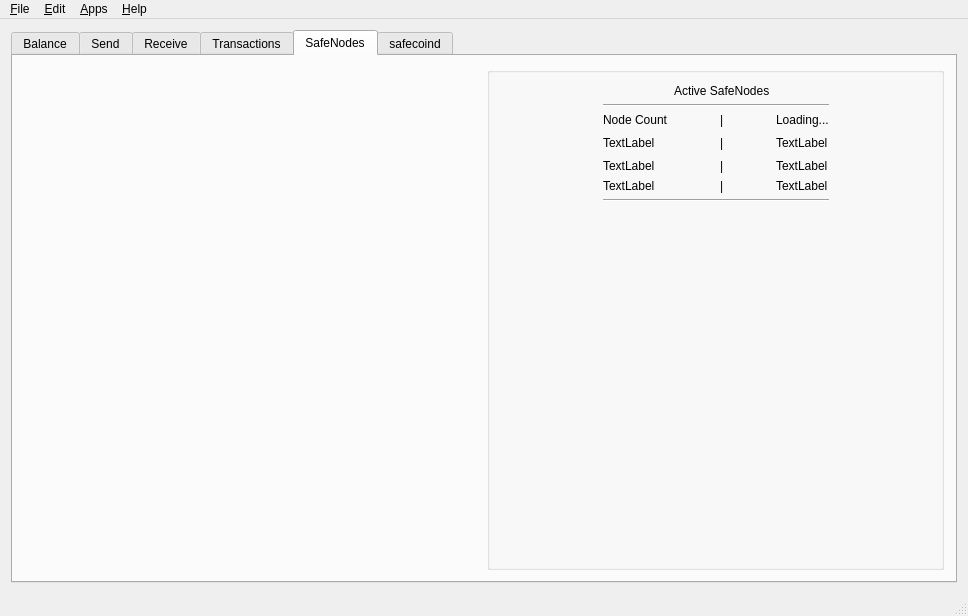
This is src/mainwindow.ui in ZcashFoundation/zecwallet as Qt 5 draws it before an edit. The edited form follows.
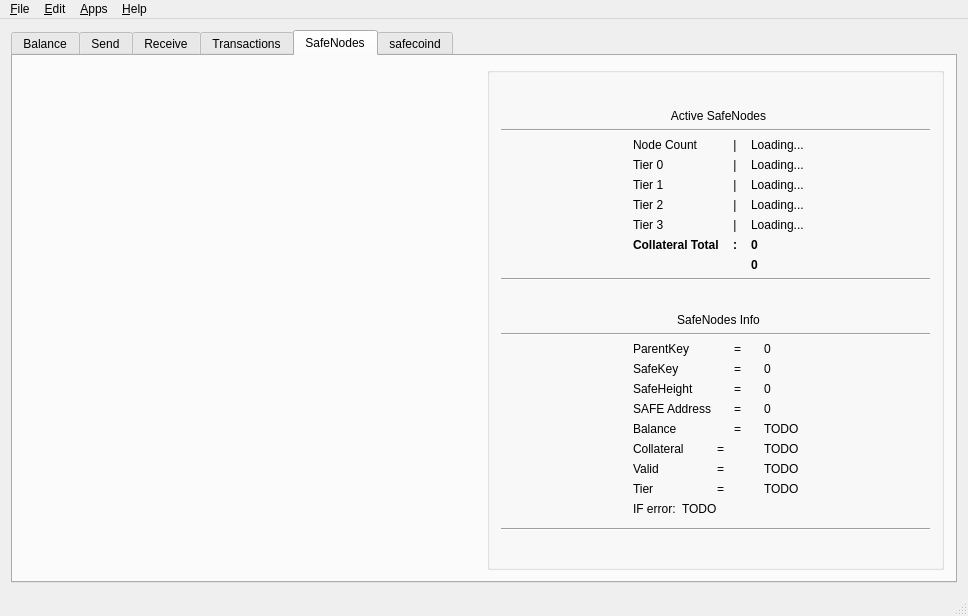
This is the edited form. Icons and pictures are not drawn. Custom widgets are drawn as their Qt base class.

Commit message: activenodes, nodeinfo

The edit to the form file:
```diff
--- a/src/mainwindow.ui
+++ b/src/mainwindow.ui
@@ -971,125 +971,307 @@
              <string/>
             </property>
             <layout class="QGridLayout" name="gridLayout_5">
-             <item row="3" column="2" alignment="Qt::AlignHCenter">
-              <widget class="QLabel" name="label_9">
-               <property name="text">
-                <string>|</string>
+             <item row="20" column="2">
+              <spacer name="verticalSpacer_6">
+               <property name="orientation">
+                <enum>Qt::Vertical</enum>
                </property>
-              </widget>
-             </item>
-             <item row="5" column="2" alignment="Qt::AlignHCenter">
-              <widget class="QLabel" name="tls_connectionspacer">
-               <property name="text">
-                <string>|</string>
+               <property name="sizeHint" stdset="0">
+                <size>
+                 <width>20</width>
+                 <height>40</height>
+                </size>
                </property>
-              </widget>
+              </spacer>
              </item>
-             <item row="2" column="2" alignment="Qt::AlignHCenter">
-              <widget class="QLabel" name="label_13">
-               <property name="text">
-                <string>|</string>
-               </property>
-              </widget>
-             </item>
-             <item row="4" column="2" alignment="Qt::AlignHCenter">
-              <widget class="QLabel" name="label_11">
-               <property name="text">
-                <string>|</string>
-               </property>
-              </widget>
-             </item>
-             <item row="7" column="1" colspan="3">
-              <widget class="Line" name="line_2">
+             <item row="19" column="0" colspan="4">
+              <widget class="Line" name="line_4">
                <property name="orientation">
                 <enum>Qt::Horizontal</enum>
                </property>
               </widget>
              </item>
-             <item row="5" column="3">
-              <widget class="QLabel" name="label_24">
-               <property name="text">
-                <string>TextLabel</string>
-               </property>
-              </widget>
-             </item>
-             <item row="3" column="3">
-              <widget class="QLabel" name="label_22">
-               <property name="text">
-                <string>TextLabel</string>
-               </property>
-              </widget>
-             </item>
-             <item row="4" column="3">
-              <widget class="QLabel" name="label_23">
-               <property name="text">
-                <string>TextLabel</string>
-               </property>
-              </widget>
-             </item>
-             <item row="2" column="1">
-              <widget class="QLabel" name="node_countlabel">
-               <property name="text">
-                <string>Node Count</string>
-               </property>
-              </widget>
-             </item>
              <item row="0" column="2">
+              <spacer name="verticalSpacer_7">
+               <property name="orientation">
+                <enum>Qt::Vertical</enum>
+               </property>
+               <property name="sizeHint" stdset="0">
+                <size>
+                 <width>20</width>
+                 <height>40</height>
+                </size>
+               </property>
+              </spacer>
+             </item>
+             <item row="17" column="0">
+              <spacer name="horizontalSpacer_8">
+               <property name="orientation">
+                <enum>Qt::Horizontal</enum>
+               </property>
+               <property name="sizeHint" stdset="0">
+                <size>
+                 <width>40</width>
+                 <height>20</height>
+                </size>
+               </property>
+              </spacer>
+             </item>
+             <item row="1" column="2">
               <widget class="QLabel" name="label_15">
                <property name="text">
                 <string>Active SafeNodes</string>
                </property>
-              </widget>
-             </item>
-             <item row="3" column="1">
-              <widget class="QLabel" name="label_18">
-               <property name="text">
-                <string>TextLabel</string>
+               <property name="alignment">
+                <set>Qt::AlignCenter</set>
                </property>
               </widget>
              </item>
-             <item row="2" column="3">
-              <widget class="QLabel" name="node_count">
-               <property name="text">
-                <string>Loading...</string>
-               </property>
-              </widget>
+             <item row="17" column="2">
+              <layout class="QVBoxLayout" name="verticalLayout_12">
+               <item>
+                <layout class="QGridLayout" name="gridLayout_Info">
+                 <item row="4" column="1">
+                  <widget class="QLabel" name="safeheightsep">
+                   <property name="text">
+                    <string>=</string>
+                   </property>
+                   <property name="alignment">
+                    <set>Qt::AlignCenter</set>
+                   </property>
+                  </widget>
+                 </item>
+                 <item row="8" column="1">
+                  <widget class="QLabel" name="validsep">
+                   <property name="text">
+                    <string>=</string>
+                   </property>
+                  </widget>
+                 </item>
+                 <item row="3" column="1">
+                  <widget class="QLabel" name="safekeysep">
+                   <property name="text">
+                    <string>=</string>
+                   </property>
+                   <property name="alignment">
+                    <set>Qt::AlignCenter</set>
+                   </property>
+                  </widget>
+                 </item>
+                 <item row="3" column="2">
+                  <widget class="QLabel" name="safekey">
+                   <property name="text">
+                    <string>0</string>
+                   </property>
+                  </widget>
+                 </item>
+                 <item row="6" column="0">
+                  <widget class="QLabel" name="balancelabel">
+                   <property name="text">
+                    <string>Balance</string>
+                   </property>
+                  </widget>
+                 </item>
+                 <item row="6" column="1">
+                  <widget class="QLabel" name="balancesep">
+                   <property name="text">
+                    <string>=</string>
+                   </property>
+                   <property name="alignment">
+                    <set>Qt::AlignCenter</set>
+                   </property>
+                  </widget>
+                 </item>
+                 <item row="4" column="2">
+                  <widget class="QLabel" name="safeheight">
+                   <property name="text">
+                    <string>0</string>
+                   </property>
+                  </widget>
+                 </item>
+                 <item row="8" column="2">
+                  <widget class="QLabel" name="is_valid">
+                   <property name="text">
+                    <string>TODO</string>
+                   </property>
+                  </widget>
+                 </item>
+                 <item row="7" column="1">
+                  <widget class="QLabel" name="collateralsep">
+                   <property name="text">
+                    <string>=</string>
+                   </property>
+                  </widget>
+                 </item>
+                 <item row="5" column="2">
+                  <widget class="QLabel" name="safeaddress">
+                   <property name="text">
+                    <string>0</string>
+                   </property>
+                  </widget>
+                 </item>
+                 <item row="5" column="0">
+                  <widget class="QLabel" name="safeaddresslabel">
+                   <property name="text">
+                    <string>SAFE Address</string>
+                   </property>
+                  </widget>
+                 </item>
+                 <item row="7" column="0">
+                  <widget class="QLabel" name="collaterallabel">
+                   <property name="text">
+                    <string>Collateral</string>
+                   </property>
+                  </widget>
+                 </item>
+                 <item row="6" column="2">
+                  <widget class="QLabel" name="balance">
+                   <property name="text">
+                    <string>TODO</string>
+                   </property>
+                  </widget>
+                 </item>
+                 <item row="5" column="1">
+                  <widget class="QLabel" name="safeaddresssep">
+                   <property name="text">
+                    <string>=</string>
+                   </property>
+                   <property name="alignment">
+                    <set>Qt::AlignCenter</set>
+                   </property>
+                  </widget>
+                 </item>
+                 <item row="4" column="0">
+                  <widget class="QLabel" name="safeheightlabel">
+                   <property name="text">
+                    <string>SafeHeight</string>
+                   </property>
+                  </widget>
+                 </item>
+                 <item row="1" column="1">
+                  <widget class="QLabel" name="parentkeysep">
+                   <property name="text">
+                    <string>=</string>
+                   </property>
+                   <property name="alignment">
+                    <set>Qt::AlignCenter</set>
+                   </property>
+                  </widget>
+                 </item>
+                 <item row="3" column="0">
+                  <widget class="QLabel" name="safekeylabel">
+                   <property name="text">
+                    <string>SafeKey</string>
+                   </property>
+                  </widget>
+                 </item>
+                 <item row="1" column="0">
+                  <widget class="QLabel" name="parentkeylabel">
+                   <property name="text">
+                    <string>ParentKey</string>
+                   </property>
+                  </widget>
+                 </item>
+                 <item row="7" column="2">
+                  <widget class="QLabel" name="collateral">
+                   <property name="text">
+                    <string>TODO</string>
+                   </property>
+                  </widget>
+                 </item>
+                 <item row="8" column="0">
+                  <widget class="QLabel" name="validlabel">
+                   <property name="text">
+                    <string>Valid</string>
+                   </property>
+                  </widget>
+                 </item>
+                 <item row="1" column="2">
+                  <widget class="QLabel" name="parentkey">
+                   <property name="text">
+                    <string>0</string>
+                   </property>
+                  </widget>
+                 </item>
+                 <item row="9" column="2">
+                  <widget class="QLabel" name="tier">
+                   <property name="text">
+                    <string>TODO</string>
+                   </property>
+                  </widget>
+                 </item>
+                 <item row="9" column="0">
+                  <widget class="QLabel" name="tierlabel">
+                   <property name="text">
+                    <string>Tier</string>
+                   </property>
+                  </widget>
+                 </item>
+                 <item row="9" column="1">
+                  <widget class="QLabel" name="tiersep">
+                   <property name="text">
+                    <string>=</string>
+                   </property>
+                  </widget>
+                 </item>
+                </layout>
+               </item>
+              </layout>
              </item>
-             <item row="4" column="1">
-              <widget class="QLabel" name="label_19">
-               <property name="text">
-                <string>TextLabel</string>
+             <item row="16" column="0" colspan="4">
+              <widget class="Line" name="line_6">
+               <property name="orientation">
+                <enum>Qt::Horizontal</enum>
                </property>
               </widget>
              </item>
-             <item row="5" column="1">
-              <widget class="QLabel" name="label_20">
-               <property name="text">
-                <string>TextLabel</string>
-               </property>
-              </widget>
-             </item>
-             <item row="1" column="1" colspan="3">
-              <widget class="Line" name="line_3">
+             <item row="2" column="0" colspan="4">
+              <widget class="Line" name="line_5">
                <property name="orientation">
                 <enum>Qt::Horizontal</enum>
                </property>
               </widget>
              </item>
-             <item row="3" column="0">
-              <spacer name="horizontalSpacer_8">
+             <item row="14" column="2">
+              <spacer name="verticalSpacer_8">
                <property name="orientation">
-                <enum>Qt::Horizontal</enum>
+                <enum>Qt::Vertical</enum>
                </property>
                <property name="sizeHint" stdset="0">
                 <size>
                  <width>20</width>
+                 <height>40</height>
+                </size>
+               </property>
+              </spacer>
+             </item>
+             <item row="11" column="0" colspan="2">
+              <spacer name="horizontalSpacer_10">
+               <property name="orientation">
+                <enum>Qt::Horizontal</enum>
+               </property>
+               <property name="sizeHint" stdset="0">
+                <size>
+                 <width>40</width>
                  <height>20</height>
                 </size>
                </property>
               </spacer>
              </item>
-             <item row="3" column="4">
+             <item row="11" column="3">
+              <spacer name="horizontalSpacer_11">
+               <property name="orientation">
+                <enum>Qt::Horizontal</enum>
+               </property>
+               <property name="sizeHint" stdset="0">
+                <size>
+                 <width>40</width>
+                 <height>20</height>
+                </size>
+               </property>
+              </spacer>
+             </item>
+             <item row="17" column="3">
               <spacer name="horizontalSpacer_9">
                <property name="orientation">
                 <enum>Qt::Horizontal</enum>
@@ -1102,15 +1284,267 @@
                </property>
               </spacer>
              </item>
-             <item row="8" column="2">
-              <spacer name="verticalSpacer_4">
+             <item row="13" column="0" colspan="4">
+              <widget class="Line" name="line_3">
                <property name="orientation">
-                <enum>Qt::Vertical</enum>
+                <enum>Qt::Horizontal</enum>
                </property>
+              </widget>
+             </item>
+             <item row="15" column="2">
+              <widget class="QLabel" name="label_16">
+               <property name="text">
+                <string>SafeNodes Info</string>
+               </property>
+               <property name="alignment">
+                <set>Qt::AlignCenter</set>
+               </property>
+              </widget>
+             </item>
+             <item row="11" column="2">
+              <layout class="QVBoxLayout" name="verticalLayout_13">
+               <item>
+                <layout class="QGridLayout" name="gridLayout_Active">
+                 <property name="sizeConstraint">
+                  <enum>QLayout::SetFixedSize</enum>
+                 </property>
+                 <item row="1" column="0">
+                  <widget class="QLabel" name="node_countlabel">
+                   <property name="maximumSize">
+                    <size>
+                     <width>100</width>
+                     <height>16777215</height>
+                    </size>
+                   </property>
+                   <property name="text">
+                    <string>Node Count</string>
+                   </property>
+                  </widget>
+                 </item>
+                 <item row="3" column="0">
+                  <widget class="QLabel" name="tier_1_label">
+                   <property name="text">
+                    <string>Tier 1</string>
+                   </property>
+                  </widget>
+                 </item>
+                 <item row="1" column="2">
+                  <widget class="QLabel" name="node_count">
+                   <property name="maximumSize">
+                    <size>
+                     <width>100</width>
+                     <height>16777215</height>
+                    </size>
+                   </property>
+                   <property name="text">
+                    <string>Loading...</string>
+                   </property>
+                  </widget>
+                 </item>
+                 <item row="2" column="0">
+                  <widget class="QLabel" name="tier_0_label">
+                   <property name="text">
+                    <string>Tier 0</string>
+                   </property>
+                   <property name="alignment">
+                    <set>Qt::AlignLeading|Qt::AlignLeft|Qt::AlignVCenter</set>
+                   </property>
+                  </widget>
+                 </item>
+                 <item row="3" column="1">
+                  <widget class="QLabel" name="tier_1_sep">
+                   <property name="text">
+                    <string>|</string>
+                   </property>
+                   <property name="alignment">
+                    <set>Qt::AlignCenter</set>
+                   </property>
+                  </widget>
+                 </item>
+                 <item row="3" column="2">
+                  <widget class="QLabel" name="tier_1_count">
+                   <property name="text">
+                    <string>Loading...</string>
+                   </property>
+                  </widget>
+                 </item>
+                 <item row="4" column="0">
+                  <widget class="QLabel" name="tier_2_label">
+                   <property name="text">
+                    <string>Tier 2</string>
+                   </property>
+                  </widget>
+                 </item>
+                 <item row="2" column="2">
+                  <widget class="QLabel" name="tier_0_count">
+                   <property name="text">
+                    <string>Loading...</string>
+                   </property>
+                  </widget>
+                 </item>
+                 <item row="4" column="1">
+                  <widget class="QLabel" name="tier_2_sep">
+                   <property name="text">
+                    <string>|</string>
+                   </property>
+                   <property name="alignment">
+                    <set>Qt::AlignCenter</set>
+                   </property>
+                  </widget>
+                 </item>
+                 <item row="5" column="1">
+                  <widget class="QLabel" name="tier_3_sep">
+                   <property name="text">
+                    <string>|</string>
+                   </property>
+                   <property name="alignment">
+                    <set>Qt::AlignCenter</set>
+                   </property>
+                  </widget>
+                 </item>
+                 <item row="5" column="0">
+                  <widget class="QLabel" name="tier_3_label">
+                   <property name="text">
+                    <string>Tier 3</string>
+                   </property>
+                  </widget>
+                 </item>
+                 <item row="6" column="0">
+                  <widget class="QLabel" name="collateral_total_label">
+                   <property name="text">
+                    <string>&lt;html&gt;&lt;head/&gt;&lt;body&gt;&lt;p&gt;&lt;span style=&quot; font-weight:600;&quot;&gt;Collateral Total&lt;/span&gt;&lt;/p&gt;&lt;/body&gt;&lt;/html&gt;</string>
+                   </property>
+                   <property name="alignment">
+                    <set>Qt::AlignJustify|Qt::AlignVCenter</set>
+                   </property>
+                  </widget>
+                 </item>
+                 <item row="1" column="1">
+                  <widget class="QLabel" name="node_countsep">
+                   <property name="minimumSize">
+                    <size>
+                     <width>20</width>
+                     <height>0</height>
+                    </size>
+                   </property>
+                   <property name="sizeIncrement">
+                    <size>
+                     <width>20</width>
+                     <height>0</height>
+                    </size>
+                   </property>
+                   <property name="text">
+                    <string>|</string>
+                   </property>
+                   <property name="alignment">
+                    <set>Qt::AlignCenter</set>
+                   </property>
+                  </widget>
+                 </item>
+                 <item row="4" column="2">
+                  <widget class="QLabel" name="tier_2_count">
+                   <property name="text">
+                    <string>Loading...</string>
+                   </property>
+                  </widget>
+                 </item>
+                 <item row="6" column="1">
+                  <widget class="QLabel" name="collateral_totalsep">
+                   <property name="text">
+                    <string>&lt;html&gt;&lt;head/&gt;&lt;body&gt;&lt;p&gt;&lt;span style=&quot; font-weight:600;&quot;&gt;:&lt;/span&gt;&lt;/p&gt;&lt;/body&gt;&lt;/html&gt;</string>
+                   </property>
+                   <property name="alignment">
+                    <set>Qt::AlignCenter</set>
+                   </property>
+                  </widget>
+                 </item>
+                 <item row="5" column="2">
+                  <widget class="QLabel" name="tier_3_count">
+                   <property name="text">
+                    <string>Loading...</string>
+                   </property>
+                  </widget>
+                 </item>
+                 <item row="2" column="1">
+                  <widget class="QLabel" name="tier_0_sep">
+                   <property name="text">
+                    <string>|</string>
+                   </property>
+                   <property name="alignment">
+                    <set>Qt::AlignCenter</set>
+                   </property>
+                  </widget>
+                 </item>
+                 <item row="6" column="2">
+                  <widget class="QLabel" name="collateral_total">
+                   <property name="font">
+                    <font>
+                     <weight>75</weight>
+                     <bold>true</bold>
+                    </font>
+                   </property>
+                   <property name="text">
+                    <string>0</string>
+                   </property>
+                  </widget>
+                 </item>
+                 <item row="7" column="2">
+                  <widget class="QLabel" name="collateral_total_usd">
+                   <property name="font">
+                    <font>
+                     <weight>75</weight>
+                     <bold>true</bold>
+                    </font>
+                   </property>
+                   <property name="text">
+                    <string>0</string>
+                   </property>
+                  </widget>
+                 </item>
+                </layout>
+               </item>
+              </layout>
+             </item>
+             <item row="18" column="3">
+              <spacer name="horizontalSpacer_12">
+               <property name="orientation">
+                <enum>Qt::Horizontal</enum>
+               </property>
                <property name="sizeHint" stdset="0">
                 <size>
-                 <width>20</width>
-                 <height>40</height>
+                 <width>40</width>
+                 <height>20</height>
+                </size>
+               </property>
+              </spacer>
+             </item>
+             <item row="18" column="2">
+              <layout class="QFormLayout" name="formLayout">
+               <item row="1" column="0">
+                <widget class="QLabel" name="errorslabel">
+                 <property name="text">
+                  <string>IF error:</string>
+                 </property>
+                </widget>
+               </item>
+               <item row="1" column="1">
+                <widget class="QLabel" name="errors">
+                 <property name="text">
+                  <string>TODO</string>
+                 </property>
+                </widget>
+               </item>
+              </layout>
+             </item>
+             <item row="18" column="0">
+              <spacer name="horizontalSpacer_13">
+               <property name="orientation">
+                <enum>Qt::Horizontal</enum>
+               </property>
+               <property name="sizeHint" stdset="0">
+                <size>
+                 <width>40</width>
+                 <height>20</height>
                 </size>
                </property>
               </spacer>
```
The commit also changes 2 other files.
